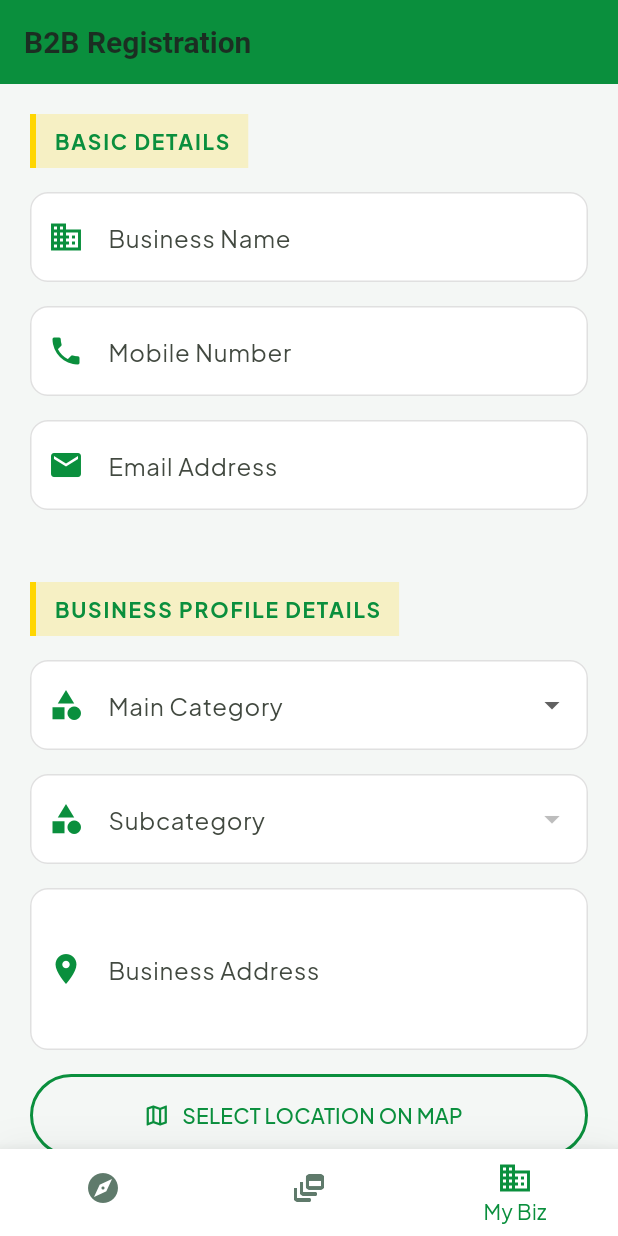
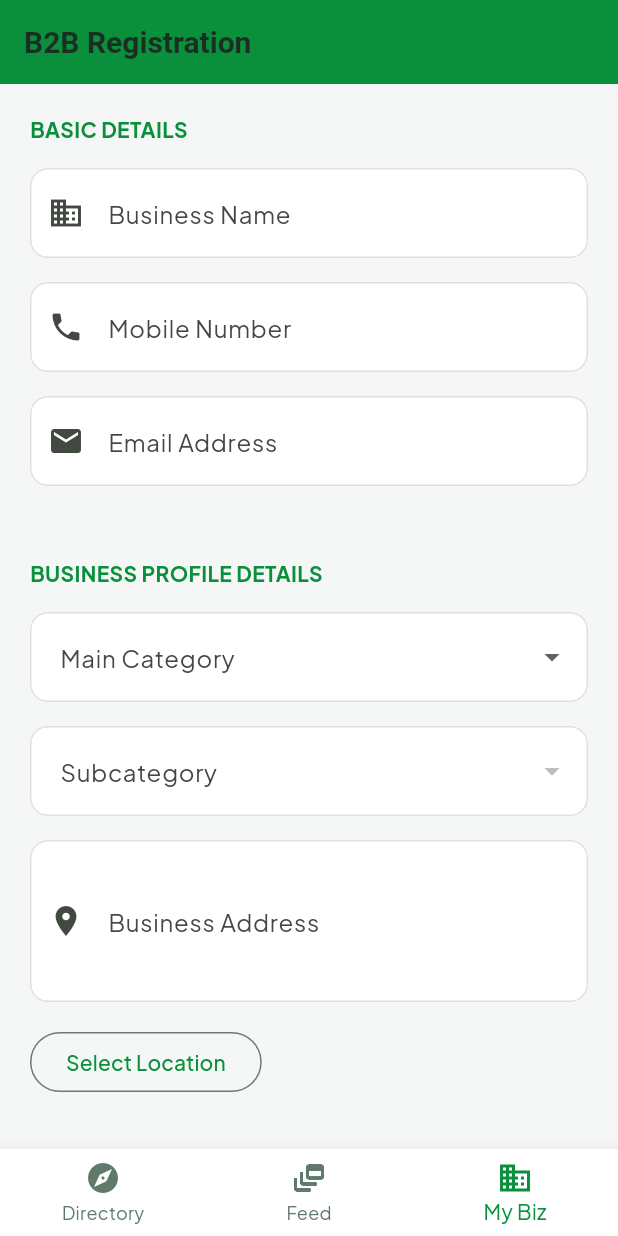
Before and after one commit to Teenz-SK/bizconnect, a Flutter app: the MainShell screen opened directly, item 3 of the bottom bar chosen, on a phone screen of 412 x 824 dp. Run offline on Flutter 3.47's test engine with Material 3 defaults, Android fonts, the phone set to English and light mode, and no system bars; our stand-ins replace google_fonts, shared_preferences; accounts and stored records are empty.

Commit message:
14-04-2026 day : 56 , last all demo update's completed

```diff
--- a/lib/models/business_model.dart
+++ b/lib/models/business_model.dart
@@ -1,20 +1,22 @@
 // lib/models/business_model.dart
 
-// 🔥 FINAL FIXED B2B MODEL (Backward Compatible + Flexible)
+// 🔥 FINAL FIXED B2B MODEL (Backward Compatible + Flexible + NEW FIELDS)
 
 class B2BBusiness {
   final String id;
   final String name;
 
-  // 🔹 CATEGORY (Changed to String → fixes dropdown + enum issues)
+  // 🔹 CATEGORY (String for flexibility)
   final String category;
 
   // 📞 Contact Info
   final String mobile;
   final String email;
+  final String websiteUrl; // ✅ NEW
 
   // 🏢 Business Info
   final String description;
+  final String about; // ✅ NEW
   final String logoUrl;
   final String subcategory;
 
@@ -36,10 +38,12 @@ class B2BBusiness {
     required this.name,
     required this.category,
 
-    // 🔥 OPTIONAL FIELDS (fixes 30+ errors)
+    // 🔥 OPTIONAL FIELDS (Safe defaults)
     this.mobile = "",
     this.email = "",
+    this.websiteUrl = "", // ✅ NEW
     this.description = "",
+    this.about = "", // ✅ NEW
     this.logoUrl = "B",
     this.subcategory = "General",
     this.address = "",
@@ -52,10 +56,10 @@ class B2BBusiness {
   });
 
   // 🔥 BACKWARD COMPATIBILITY FIX
-  // Old code uses "contact"
+  // Old code using "contact"
   String get contact => mobile;
 
-  // 🔄 TO MAP (API / DB READY)
+  // 🔄 TO MAP (API / DB)
   Map<String, dynamic> toMap() {
     return {
       'id': id,
@@ -63,7 +67,9 @@ class B2BBusiness {
       'category': category,
       'mobile': mobile,
       'email': email,
+      'websiteUrl': websiteUrl, // ✅ NEW
       'description': description,
+      'about': about, // ✅ NEW
       'logoUrl': logoUrl,
       'subcategory': subcategory,
       'address': address,
@@ -84,7 +90,9 @@ class B2BBusiness {
       category: map['category'] ?? '',
       mobile: map['mobile'] ?? '',
       email: map['email'] ?? '',
+      websiteUrl: map['websiteUrl'] ?? '', // ✅ NEW
       description: map['description'] ?? '',
+      about: map['about'] ?? '', // ✅ NEW
       logoUrl: map['logoUrl'] ?? 'B',
       subcategory: map['subcategory'] ?? 'General',
       address: map['address'] ?? '',
@@ -104,7 +112,9 @@ class B2BBusiness {
     String? category,
     String? mobile,
     String? email,
+    String? websiteUrl, // ✅ NEW
     String? description,
+    String? about, // ✅ NEW
     String? logoUrl,
     String? subcategory,
     String? address,
@@ -121,7 +131,9 @@ class B2BBusiness {
       category: category ?? this.category,
       mobile: mobile ?? this.mobile,
       email: email ?? this.email,
+      websiteUrl: websiteUrl ?? this.websiteUrl, // ✅ NEW
       description: description ?? this.description,
+      about: about ?? this.about, // ✅ NEW
       logoUrl: logoUrl ?? this.logoUrl,
       subcategory: subcategory ?? this.subcategory,
       address: address ?? this.address,
--- a/lib/screens/auth_screen.dart
+++ b/lib/screens/auth_screen.dart
@@ -59,13 +59,13 @@ class _B2BAuthScreenState extends State<B2BAuthScreen> {
                     width: 100,
                     height: 100,
                     decoration: const BoxDecoration(
-                      color: AppTheme.accentGold,
+                      color: Color.fromARGB(255, 255, 255, 255),
                       shape: BoxShape.circle,
                     ),
                     child: Padding(
                       padding: const EdgeInsets.all(15),
                       child: Image.asset(
-                        'assets/logo.jpeg',
+                        'assets/logo.png',
                         fit: BoxFit.contain,
                       ),
                     ),
@@ -74,7 +74,7 @@ class _B2BAuthScreenState extends State<B2BAuthScreen> {
                   const SizedBox(height: 10),
 
                   const Text(
-                    "BIZCONNECT",
+                    "My Business",
                     style: TextStyle(
                       color: Colors.white,
                       fontSize: 28,
--- a/lib/screens/main_shell.dart
+++ b/lib/screens/main_shell.dart
@@ -26,7 +26,6 @@ class _MainShellState extends State<MainShell> {
     _checkRegistration();
   }
 
-  // 🔥 CHECK REGISTRATION STATUS
   Future<void> _checkRegistration() async {
     final registered = await _userService.isRegistered();
 
@@ -38,16 +37,6 @@ class _MainShellState extends State<MainShell> {
     });
   }
 
-  // 🔥 AFTER REGISTRATION → GO HOME
-  void _onRegistrationSuccess() async {
-    await _userService.setRegistered();
-
-    setState(() {
-      isRegistered = true;
-      _currentIndex = 0; // 🔥 redirect to Home
-    });
-  }
-
   @override
   Widget build(BuildContext context) {
     if (isLoading) {
@@ -56,78 +45,44 @@ class _MainShellState extends State<MainShell> {
       );
     }
 
-    // 🔥 DYNAMIC TAB SWITCHING
-    final List<Widget> _tabs = [
-      const HomeScreen(),      // 📊 Discovery
-      const FeedScreen(),      // 📰 Feed
+    final List<Widget> tabs = [
+      const HomeScreen(),
+      const FeedScreen(),
       isRegistered
-          ? const _MyBusinessDashboard() // 🔥 FUTURE DASHBOARD
-          : RegistrationScreen(),        // 🔥 SHOW REGISTER
+          ? const _MyBusinessDashboard()
+          : const RegistrationScreen(),
     ];
 
     return Scaffold(
       body: IndexedStack(
         index: _currentIndex,
-        children: _tabs,
+        children: tabs,
       ),
-
-      // 🔥 PREMIUM NAVBAR
-      bottomNavigationBar: Container(
-        decoration: BoxDecoration(
-          boxShadow: [
-            BoxShadow(
-              color: Colors.black.withValues(alpha: 0.05),
-              blurRadius: 20,
-              offset: const Offset(0, -2),
-            ),
-          ],
-        ),
-        child: BottomNavigationBar(
+      bottomNavigationBar: BottomNavigationBar(
         currentIndex: _currentIndex,
         onTap: (index) => setState(() => _currentIndex = index),
         selectedItemColor: AppTheme.primaryGreen,
         unselectedItemColor: AppTheme.textSecondary,
-          showSelectedLabels: true,
-          showUnselectedLabels: false,
-          type: BottomNavigationBarType.fixed,
         items: const [
           BottomNavigationBarItem(
-              icon: Icon(Icons.explore),
-              label: "Directory",
-            ),
+              icon: Icon(Icons.explore), label: "Directory"),
           BottomNavigationBarItem(
-              icon: Icon(Icons.dynamic_feed),
-              label: "Feed",
-            ),
+              icon: Icon(Icons.dynamic_feed), label: "Feed"),
           BottomNavigationBarItem(
-              icon: Icon(Icons.business),
-              label: "My Biz",
-            ),
+              icon: Icon(Icons.business), label: "My Biz"),
         ],
-        ),
       ),
     );
   }
 }
 
-// 🔥 TEMP DASHBOARD (CAN UPGRADE LATER)
 class _MyBusinessDashboard extends StatelessWidget {
   const _MyBusinessDashboard();
 
   @override
   Widget build(BuildContext context) {
-    return Scaffold(
-      backgroundColor: AppTheme.softBackground,
-      body: Center(
-        child: Text(
-          "Your Business Dashboard 🚀",
-          style: TextStyle(
-            fontSize: 18,
-            fontWeight: FontWeight.bold,
-            color: AppTheme.primaryGreen,
-          ),
-        ),
-      ),
+    return const Center(
+      child: Text("Your Business Dashboard 🚀"),
     );
   }
 }
--- a/lib/screens/registration_screen.dart
+++ b/lib/screens/registration_screen.dart
@@ -1,8 +1,14 @@
 import 'package:flutter/material.dart';
+import 'package:provider/provider.dart'; // ✅ FIX
 import '../utils/app_theme.dart';
 import '../utils/categories_data.dart';
 import 'package:intl/intl.dart';
-import 'map_picker_screen.dart'; // ✅ IMPORTANT
+import 'map_picker_screen.dart';
+
+// ✅ ADD THESE IMPORTS (VERY IMPORTANT)
+import '../models/business_model.dart';
+import '../services/app_state.dart'; // ✅ CORRECT PATH
+import 'main_shell.dart'; // ✅ SAME FOLDER
 
 class RegistrationScreen extends StatefulWidget {
   const RegistrationScreen({super.key});
@@ -19,13 +25,17 @@ class _RegistrationScreenState extends State<RegistrationScreen> {
   final _mobileController = TextEditingController();
   final _emailController = TextEditingController();
 
+  // 🔥 NEW FIELDS
+  final _websiteController = TextEditingController();
+  final _aboutController = TextEditingController();
+
   // 🔹 Profile Details
   String? selectedCategory;
   String? selectedSubcategory;
   String? selectedYear;
   final _addressController = TextEditingController();
 
-  // 🔹 Map Location (NEW 🔥)
+  // 🔹 Map Location
   String? pickedLocation;
 
   // 🔹 Time
@@ -34,7 +44,6 @@ class _RegistrationScreenState extends State<RegistrationScreen> {
 
   List<String> subcategories = [];
 
-  // 🔹 CATEGORY CHANGE
   void _onCategoryChanged(String? value) {
     setState(() {
       selectedCategory = value;
@@ -43,7 +52,6 @@ class _RegistrationScreenState extends State<RegistrationScreen> {
     });
   }
 
-  // 🔹 TIME PICKER
   Future<void> _selectTime(BuildContext context, bool isOpenTime) async {
     final picked = await showTimePicker(
       context: context,
@@ -59,6 +67,17 @@ class _RegistrationScreenState extends State<RegistrationScreen> {
         }
       });
     }
+  }
+
+  @override
+  void dispose() {
+    _nameController.dispose();
+    _mobileController.dispose();
+    _emailController.dispose();
+    _addressController.dispose();
+    _websiteController.dispose();
+    _aboutController.dispose();
+    super.dispose();
   }
 
   @override
@@ -79,16 +98,28 @@ class _RegistrationScreenState extends State<RegistrationScreen> {
               _buildSectionHeader("BASIC DETAILS"),
               const SizedBox(height: 16),
 
-              _buildTextField("Business Name", _nameController,
-                  Icons.business, "Enter full business name"),
+              _buildTextField(
+                "Business Name",
+                _nameController,
+                Icons.business,
+                "Enter full business name",
+              ),
 
-              _buildTextField("Mobile Number", _mobileController,
-                  Icons.phone, "10-digit number",
-                  isPhone: true),
+              _buildTextField(
+                "Mobile Number",
+                _mobileController,
+                Icons.phone,
+                "10-digit number",
+                isPhone: true,
+              ),
 
-              _buildTextField("Email Address", _emailController,
-                  Icons.email, "email@business.com",
-                  isEmail: true),
+              _buildTextField(
+                "Email Address",
+                _emailController,
+                Icons.email,
+                "email@business.com",
+                isEmail: true,
+              ),
 
               const SizedBox(height: 32),
 
@@ -109,11 +140,14 @@ class _RegistrationScreenState extends State<RegistrationScreen> {
                 (val) => setState(() => selectedSubcategory = val),
               ),
 
-              _buildTextField("Business Address", _addressController,
-                  Icons.location_on, "Full street address...",
-                  isMultiline: true),
+              _buildTextField(
+                "Business Address",
+                _addressController,
+                Icons.location_on,
+                "Full street address...",
+                isMultiline: true,
+              ),
 
-              // 🔥 MAP PICKER INTEGRATION
               _buildLocationPicker(),
 
               const SizedBox(height: 20),
@@ -127,6 +161,22 @@ class _RegistrationScreenState extends State<RegistrationScreen> {
                 CategoriesData.getYears(),
                 selectedYear,
                 (val) => setState(() => selectedYear = val),
+              ),
+
+              // 🔥 NEW UI
+              _buildTextField(
+                "Website URL",
+                _websiteController,
+                Icons.language,
+                "https://www.yourbusiness.com",
+              ),
+
+              _buildTextField(
+                "About Business",
+                _aboutController,
+                Icons.info_outline,
+                "Describe your business services...",
+                isMultiline: true,
               ),
 
               const SizedBox(height: 40),
@@ -144,33 +194,25 @@ class _RegistrationScreenState extends State<RegistrationScreen> {
     );
   }
 
-  // 🔹 SECTION HEADER
   Widget _buildSectionHeader(String title) {
-    return Container(
-      padding: const EdgeInsets.symmetric(vertical: 8, horizontal: 12),
-      decoration: BoxDecoration(
-        color: AppTheme.accentGold.withValues(alpha: 0.2),
-        border: const Border(
-          left: BorderSide(color: AppTheme.accentGold, width: 4),
-        ),
-      ),
-      child: Text(
+    return Text(
       title,
       style: const TextStyle(
         fontWeight: FontWeight.bold,
         color: AppTheme.primaryGreen,
-          letterSpacing: 1.2,
-        ),
       ),
     );
   }
 
-  // 🔹 TEXT FIELD
-  Widget _buildTextField(String label, TextEditingController controller,
-      IconData icon, String hint,
-      {bool isPhone = false,
+  Widget _buildTextField(
+    String label,
+    TextEditingController controller,
+    IconData icon,
+    String hint, {
+    bool isPhone = false,
     bool isEmail = false,
-      bool isMultiline = false}) {
+    bool isMultiline = false,
+  }) {
     return Padding(
       padding: const EdgeInsets.only(bottom: 16),
       child: TextFormField(
@@ -178,9 +220,7 @@ class _RegistrationScreenState extends State<RegistrationScreen> {
         maxLines: isMultiline ? 3 : 1,
         keyboardType: isPhone
             ? TextInputType.phone
-            : (isEmail
-                ? TextInputType.emailAddress
-                : TextInputType.text),
+            : (isEmail ? TextInputType.emailAddress : TextInputType.text),
         validator: (value) {
           if (value == null || value.isEmpty) return "Required";
           if (isPhone && value.length != 10) return "Enter valid number";
@@ -190,122 +230,100 @@ class _RegistrationScreenState extends State<RegistrationScreen> {
         decoration: InputDecoration(
           labelText: label,
           hintText: hint,
-          prefixIcon: Icon(icon, color: AppTheme.primaryGreen),
+          prefixIcon: Icon(icon),
         ),
       ),
     );
   }
 
-  // 🔹 DROPDOWN
-  Widget _buildDropdown(String label, List<String> items, String? value,
-      Function(String?) onChanged) {
+  Widget _buildDropdown(
+    String label,
+    List<String> items,
+    String? value,
+    Function(String?) onChanged,
+  ) {
     return Padding(
       padding: const EdgeInsets.only(bottom: 16),
       child: DropdownButtonFormField<String>(
         value: value,
         items: items
-            .map((item) =>
-                DropdownMenuItem(value: item, child: Text(item)))
+            .map((item) => DropdownMenuItem(value: item, child: Text(item)))
             .toList(),
         onChanged: onChanged,
-        decoration: InputDecoration(
-          labelText: label,
-          prefixIcon:
-              const Icon(Icons.category, color: AppTheme.primaryGreen),
-        ),
+        decoration: InputDecoration(labelText: label),
         validator: (val) => val == null ? "Required" : null,
       ),
     );
   }
 
-  // 🔥 MAP PICKER BUTTON (FINAL VERSION)
   Widget _buildLocationPicker() {
-    return Padding(
-      padding: const EdgeInsets.only(bottom: 16),
-      child: OutlinedButton.icon(
+    return OutlinedButton(
       onPressed: () async {
         final result = await Navigator.push(
           context,
-            MaterialPageRoute(
-              builder: (_) => const MapPickerScreen(),
-            ),
+          MaterialPageRoute(builder: (_) => const MapPickerScreen()),
         );
-
-          if (result != null) {
-            setState(() => pickedLocation = result);
-          }
+        if (result != null) setState(() => pickedLocation = result);
       },
-        icon: Icon(
-          pickedLocation == null
-              ? Icons.map_outlined
-              : Icons.check_circle,
-          color: AppTheme.primaryGreen,
-        ),
-        label: Text(
-          pickedLocation ?? "SELECT LOCATION ON MAP",
-        ),
-        style: OutlinedButton.styleFrom(
-          foregroundColor: AppTheme.primaryGreen,
-          side: BorderSide(
-            color: pickedLocation == null
-                ? AppTheme.primaryGreen
-                : Colors.green,
-            width: 2,
-          ),
-          minimumSize: const Size(double.infinity, 55),
-        ),
-      ),
+      child: Text(pickedLocation ?? "Select Location"),
     );
   }
 
-  // 🔹 TIME ROW
   Widget _buildTimeRow() {
     return Row(
       children: [
         Expanded(
           child: ListTile(
-            title:
-                const Text("Open Time", style: TextStyle(fontSize: 12)),
-            subtitle:
-                Text(openTime?.format(context) ?? "--:--"),
+            title: const Text("Open Time"),
+            subtitle: Text(openTime?.format(context) ?? "--:--"),
             onTap: () => _selectTime(context, true),
-            tileColor: Colors.white,
-            shape: RoundedRectangleBorder(
-                borderRadius: BorderRadius.circular(12)),
           ),
         ),
-        const SizedBox(width: 12),
         Expanded(
           child: ListTile(
-            title:
-                const Text("Close Time", style: TextStyle(fontSize: 12)),
-            subtitle:
-                Text(closeTime?.format(context) ?? "--:--"),
+            title: const Text("Close Time"),
+            subtitle: Text(closeTime?.format(context) ?? "--:--"),
             onTap: () => _selectTime(context, false),
-            tileColor: Colors.white,
-            shape: RoundedRectangleBorder(
-                borderRadius: BorderRadius.circular(12)),
           ),
         ),
       ],
     );
   }
 
-  // 🔹 SUBMIT
   void _submitForm() {
     if (_formKey.currentState!.validate()) {
       if (pickedLocation == null) {
-        ScaffoldMessenger.of(context).showSnackBar(
-          const SnackBar(content: Text("Please select location")),
-        );
+        ScaffoldMessenger.of(
+          context,
+        ).showSnackBar(const SnackBar(content: Text("Please select location")));
         return;
       }
 
-      ScaffoldMessenger.of(context).showSnackBar(
-        const SnackBar(
-          content: Text("B2B Profile Created Successfully!"),
-          backgroundColor: AppTheme.primaryGreen,
-        ),
+      final newBusiness = B2BBusiness(
+        id: DateTime.now().toString(),
+        name: _nameController.text,
+        category: selectedCategory!,
+        subcategory: selectedSubcategory ?? "General",
+        mobile: _mobileController.text,
+        email: _emailController.text,
+        websiteUrl: _websiteController.text,
+        about: _aboutController.text,
+        address: _addressController.text,
+        startupYear: selectedYear ?? "",
+        openTime: openTime?.format(context) ?? "09:00 AM",
+        closeTime: closeTime?.format(context) ?? "06:00 PM",
+        isVerified: true,
+      );
+
+      Provider.of<AppState>(context, listen: false).addBusiness(newBusiness);
+
+      ScaffoldMessenger.of(
+        context,
+      ).showSnackBar(const SnackBar(content: Text("Published Successfully")));
+
+      Navigator.pushReplacement(
+        context,
+        MaterialPageRoute(builder: (_) => const MainShell()),
       );
     }
   }
--- a/pubspec.yaml
+++ b/pubspec.yaml
@@ -63,7 +63,7 @@ flutter:
   # included with your application, so that you can use the icons in
   # the material Icons class.
   assets:
-    - assets/logo.jpeg
+    - assets/logo.png
 
   # To add assets to your application, add an assets section, like this:
   # assets:
```
Also changed, not shown: lib/main.dart (+2 -9 lines), lib/screens/feed_screen.dart (+36 -17 lines), lib/screens/splash_screen.dart (+87 -30 lines), lib/services/app_state.dart (+4 -6 lines), lib/services/otp_service.dart (added, +13 -0 lines), assets/logo.jpeg (deleted), assets/logo.png (added), 1 other file. Lines whose indentation alone changed are shown as unchanged.
